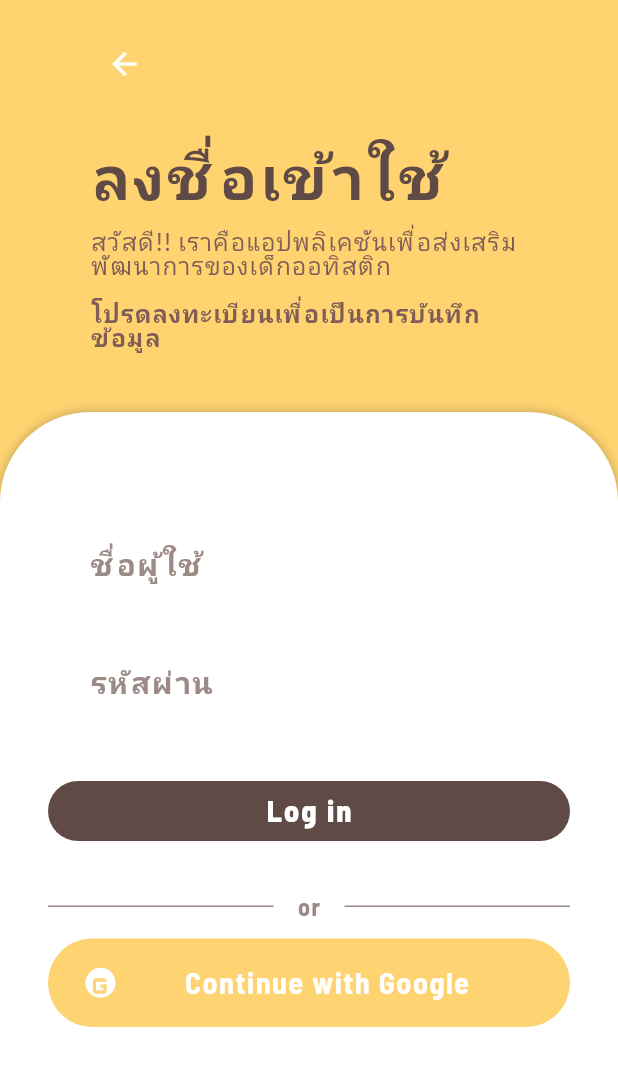
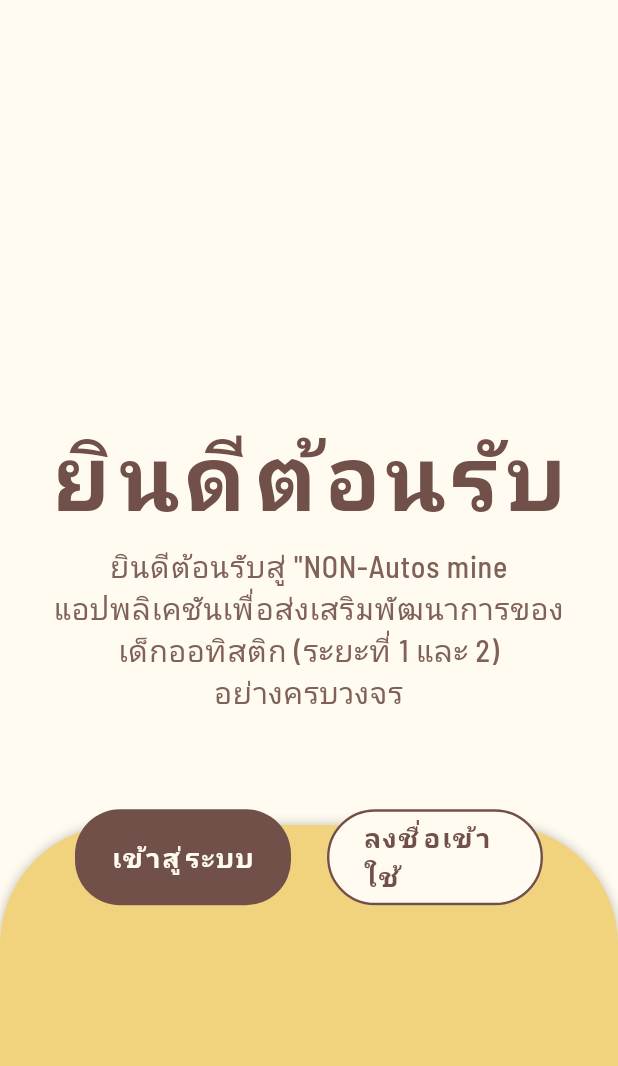
Before and after one commit to sasi385/loginpagetest, a Flutter app: the screen it shows after launch, on a phone screen of 412 x 824 dp. Shown: the top 1066 px of the screen. Run offline on Flutter 3.47's test engine with Material 3 defaults, Android fonts, the light colour scheme and no system bars; our stand-ins replace google_fonts.

Commit message:
add welcomepage
เพิ่มหน้าเริ่มต้น และเชื่อมปุ่มนิดหน่อย แต่ยังไม่ได้จัดหน้า welcome ให้สวยงาม

```diff
--- a/lib/main.dart
+++ b/lib/main.dart
@@ -1,6 +1,6 @@
 import 'package:flutter/material.dart';
 import 'package:google_fonts/google_fonts.dart';
-import 'screens/login_screen.dart';
+import 'screens/welcome_screen.dart';
 
 void main() {
   runApp(const ChildrenApp());
@@ -19,7 +19,7 @@ class ChildrenApp extends StatelessWidget {
         textTheme: GoogleFonts.barlowSemiCondensedTextTheme(),
         fontFamily: GoogleFonts.barlowSemiCondensed().fontFamily,
       ),
-      home: const LoginScreen(),
+      home: const WelcomeScreen(),
     );
   }
 }
--- a/lib/screens/login_screen.dart
+++ b/lib/screens/login_screen.dart
@@ -2,7 +2,7 @@ import 'package:flutter/material.dart';
 import 'package:google_fonts/google_fonts.dart';
 import '../widgets/backwordbutton-loginpage.dart';
 import '../widgets/SocialLoginButton.dart';
-import '../utils/loginpagecolors.dart';
+import 'package:children_app_login/utils/colors.dart';
 
 class LoginScreen extends StatelessWidget {
   const LoginScreen({super.key});
--- /dev/null
+++ b/lib/screens/welcome_screen.dart
@@ -0,0 +1,154 @@
+import 'package:flutter/material.dart';
+import 'package:google_fonts/google_fonts.dart';
+import 'login_screen.dart';
+
+class WelcomeScreen extends StatelessWidget {
+  const WelcomeScreen({Key? key}) : super(key: key);
+
+  @override
+  Widget build(BuildContext context) {
+    return Scaffold(
+      backgroundColor: const Color(0xFFFFFBF0), // Cream background
+      body: Stack(
+        children: [
+          // Yellow curved background at bottom
+          Positioned(
+            left: 0,
+            right: 0,
+            bottom: 0,
+            top: 550,
+            child: Container(
+              decoration: const BoxDecoration(
+                color: Color(0xFFF2D37D), // Yellow primary
+                borderRadius: BorderRadius.only(
+                  topLeft: Radius.circular(80),
+                  topRight: Radius.circular(80),
+                ),
+                boxShadow: [
+                  BoxShadow(
+                    color: Color.fromRGBO(0, 0, 0, 0.25),
+                    blurRadius: 6,
+                    offset: Offset(0, 0),
+                  ),
+                ],
+              ),
+            ),
+          ),
+          // Main content
+          Center(
+            child: Container(
+              constraints: const BoxConstraints(maxWidth: 655),
+              margin: const EdgeInsets.only(top: 50, bottom: 30),
+              padding: const EdgeInsets.fromLTRB(16, 79, 16, 32),
+              child: Column(
+                mainAxisAlignment: MainAxisAlignment.center,
+                children: [
+                  // Welcome text section
+                  Column(
+                    children: [
+                      Text(
+                        'ยินดีต้อนรับ',
+                        style: GoogleFonts.barlowSemiCondensed(
+                          fontSize: 60,
+                          fontWeight: FontWeight.w800,
+                          letterSpacing: 3,
+                          height: 1.0,
+                          color: const Color(0xFF705048), // Brown dark
+                        ),
+                      ),
+                      const SizedBox(height: 16),
+                      Padding(
+                        padding: const EdgeInsets.symmetric(horizontal: 8),
+                        child: Text(
+                          'ยินดีต้อนรับสู่ "NON-Autos mine แอปพลิเคชันเพื่อส่งเสริมพัฒนาการของเด็กออทิสติก (ระยะที่ 1 และ 2) \nอย่างครบวงจร',
+                          textAlign: TextAlign.center,
+                          style: GoogleFonts.barlowSemiCondensed(
+                            fontSize: 20,
+                            fontWeight: FontWeight.w500,
+                            letterSpacing: 0.5,
+                            height: 1.4,
+                            color: const Color(0xFF7F6157), // Brown medium
+                          ),
+                        ),
+                      ),
+                    ],
+                  ),
+                  const SizedBox(
+                      height: 64), // 32 + 32 from marginTop and paddingTop
+                  // Buttons section
+                  Row(
+                    mainAxisAlignment: MainAxisAlignment.center,
+                    children: [
+                      // Log in button
+                      SizedBox(
+                        width: 144,
+                        height: 64,
+                        child: ElevatedButton(
+                          onPressed: () {
+                            Navigator.push(
+                              context,
+                              MaterialPageRoute(
+                                  builder: (context) => LoginScreen()),
+                            );
+                          },
+                          style: ElevatedButton.styleFrom(
+                            backgroundColor:
+                                const Color(0xFF705048), // Brown dark
+                            foregroundColor: const Color(0xFFFFFBF0), // Cream
+                            shape: RoundedRectangleBorder(
+                              borderRadius: BorderRadius.circular(30),
+                            ),
+                            elevation: 0,
+                          ),
+                          child: Text(
+                            'เข้าสู่ระบบ',
+                            style: GoogleFonts.barlowSemiCondensed(
+                              fontSize: 18,
+                              fontWeight: FontWeight.w800,
+                              letterSpacing: 1.2,
+                            ),
+                          ),
+                        ),
+                      ),
+                      const SizedBox(width: 24),
+                      // Sign in button
+                      SizedBox(
+                        width: 144,
+                        height: 64,
+                        child: OutlinedButton(
+                          onPressed: () {
+                            // Handle sign in
+                          },
+                          style: OutlinedButton.styleFrom(
+                            backgroundColor: const Color(0xFFFFFBF0), // Cream
+                            foregroundColor:
+                                const Color(0xFF705048), // Brown dark
+                            side: const BorderSide(
+                              color: Color(0xFF705048), // Brown dark
+                              width: 1.6,
+                            ),
+                            shape: RoundedRectangleBorder(
+                              borderRadius: BorderRadius.circular(32),
+                            ),
+                          ),
+                          child: Text(
+                            'ลงชื่อเข้าใช้',
+                            style: GoogleFonts.barlowSemiCondensed(
+                              fontSize: 18,
+                              fontWeight: FontWeight.w800,
+                              letterSpacing: 1.2,
+                            ),
+                          ),
+                        ),
+                      ),
+                    ],
+                  ),
+                ],
+              ),
+            ),
+          ),
+        ],
+      ),
+    );
+  }
+}
--- a/lib/widgets/backwordbutton-loginpage.dart
+++ b/lib/widgets/backwordbutton-loginpage.dart
@@ -1,5 +1,5 @@
 import 'package:flutter/material.dart';
-import '../utils/app_colors.dart';
+import '../utils/colors.dart';
 
 class BackButtonWidget extends StatelessWidget {
   final VoidCallback? onPressed;
```
Also changed, not shown: lib/utils/colors.dart (renamed from lib/utils/loginpagecolors.dart), 1 other file.
